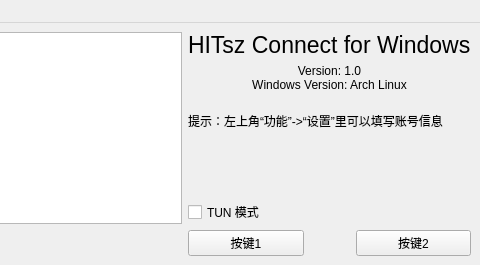
Mythologyli/ZJU-Connect-for-Windows, file mainwindow.ui: the form before one commit; both pictures show x 251 to 731 and y 0 to 265 of the 731 by 265 pixel window.
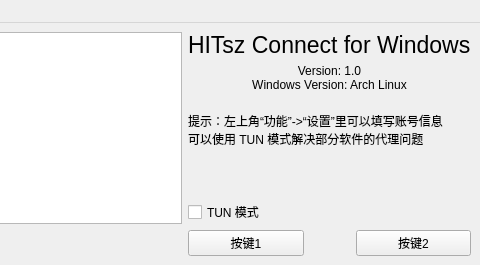
The form after the commit.

The edit to the form file:
```diff
--- a/mainwindow.ui
+++ b/mainwindow.ui
@@ -139,7 +139,8 @@
     <item row="2" column="1" colspan="3">
      <widget class="QLabel" name="accountLabel">
       <property name="text">
-       <string>提示：左上角“功能”-&gt;“设置”里可以填写账号信息</string>
+       <string>提示：左上角“功能”-&gt;“设置”里可以填写账号信息
+可以使用 TUN 模式解决部分软件的代理问题</string>
       </property>
      </widget>
     </item>
```
Left out of the diff: 4 changed lines with no effect on the pictures.
